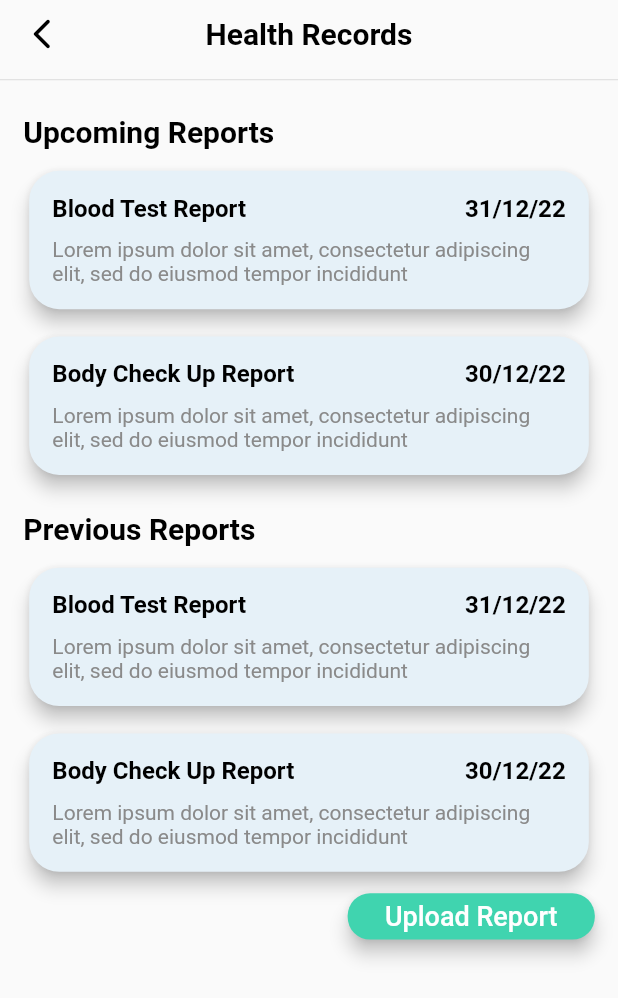
After one commit to Dev-GauravKumar/DietApp, a Flutter app: the HealthRecords screen opened by its route, on a phone screen of 412 x 824 dp. The commit adds this screen. Shown: the top 998 px of the screen. Run offline on Flutter 3.47's test engine with Material 2 defaults, Android fonts, the phone set to English and light mode, and no system bars; our stand-ins replace carousel_slider, fl_chart, flutter_rating_bar, flutter_screenutil, flutter_svg, percent_indicator and 1 more; missing offline and left inert: rulers.

Commit message:
health record screen added

```diff
--- /dev/null
+++ b/lib/health_record_screen.dart
@@ -0,0 +1,72 @@
+import 'package:diet_app/constants/color_consts.dart';
+import 'package:diet_app/constants/text_style_consts.dart';
+import 'package:diet_app/widgets/common_widgets.dart';
+import 'package:flutter/material.dart';
+import 'package:flutter_screenutil/flutter_screenutil.dart';
+
+class HealthRecords extends StatelessWidget {
+  const HealthRecords({super.key});
+
+  @override
+  Widget build(BuildContext context) {
+    return Scaffold(
+      appBar: simpleAppBar(
+        context,
+        title: 'Health Records',
+      ),
+      body: Padding(
+        padding: EdgeInsets.all(15.sp),
+        child: Column(
+          crossAxisAlignment: CrossAxisAlignment.start,
+          children: [
+            const Text(
+              'Upcoming Reports',
+              style: AppTextStyles.s20w700black,
+            ),
+            VerticalSizeBox(height: 10.sp),
+            const HealthRecordCard(
+                title: 'Blood Test Report',
+                subtitle:
+                    'Lorem ipsum dolor sit amet, consectetur adipiscing elit, sed do eiusmod tempor incididunt',
+                date: '31/12/22'),
+            VerticalSizeBox(height: 10.sp),
+            const HealthRecordCard(
+                title: 'Body Check Up Report',
+                subtitle:
+                    'Lorem ipsum dolor sit amet, consectetur adipiscing elit, sed do eiusmod tempor incididunt',
+                date: '30/12/22'),
+            VerticalSizeBox(height: 20.sp),
+            const Text(
+              'Previous Reports',
+              style: AppTextStyles.s20w700black,
+            ),
+            VerticalSizeBox(height: 10.sp),
+            const HealthRecordCard(
+                title: 'Blood Test Report',
+                subtitle:
+                    'Lorem ipsum dolor sit amet, consectetur adipiscing elit, sed do eiusmod tempor incididunt',
+                date: '31/12/22'),
+            VerticalSizeBox(height: 10.sp),
+            const HealthRecordCard(
+                title: 'Body Check Up Report',
+                subtitle:
+                    'Lorem ipsum dolor sit amet, consectetur adipiscing elit, sed do eiusmod tempor incididunt',
+                date: '30/12/22'),
+            VerticalSizeBox(height: 10.sp),
+            Align(
+              alignment: Alignment.centerRight,
+              child: CustomButton(
+                buttonColor: AppColors.loginPageTitleColor,
+                buttonTitle: 'Upload Report',
+                height: 30.sp,
+                onTap: () {},
+                width: 160.sp,
+                elevation: 5.0,
+              ),
+            ),
+          ],
+        ),
+      ),
+    );
+  }
+}
--- a/lib/route/routes.dart
+++ b/lib/route/routes.dart
@@ -1,3 +1,4 @@
+import 'package:diet_app/health_record_screen.dart';
 import 'package:diet_app/screens/auth_screens/forgot_password_page.dart';
 import 'package:diet_app/screens/auth_screens/login_page.dart';
 import 'package:diet_app/screens/auth_screens/signup_page.dart';
@@ -45,6 +46,7 @@ abstract class RouteGenerator {
   static const String newWeightScreen = '/newWeightScreen';
   static const String bloodComponentTracker = '/bloodComponentTracker';
   static const String plansScreen = '/plansScreen';
+   static const String healthRecordScreen = '/healthRecordScreen';
 
   static Route<dynamic> generateRoute(RouteSettings settings) {
     Object? args = settings.arguments;
@@ -94,6 +96,8 @@ abstract class RouteGenerator {
         return MaterialPageRoute(builder: (_) => const BloodComponentTracker());
       case plansScreen:
         return MaterialPageRoute(builder: (_) => const PlansScreen());
+        case healthRecordScreen:
+        return MaterialPageRoute(builder: (_) => const HealthRecords());
       case mealsScreen:
         return MaterialPageRoute(
             builder: (_) => MealsScreen(kcal: int.parse(args.toString())));
--- a/lib/screens/home_screen.dart
+++ b/lib/screens/home_screen.dart
@@ -153,6 +153,10 @@ class _HomeScreenState extends State<HomeScreen> {
                         break;
                       case 3:
                         Navigator.pushNamed(
+                            context, RouteGenerator.healthRecordScreen);
+                        break;
+                      case 4:
+                        Navigator.pushNamed(
                             context, RouteGenerator.plansScreen);
                         break;
                       default:
--- a/lib/widgets/common_widgets.dart
+++ b/lib/widgets/common_widgets.dart
@@ -2227,3 +2227,49 @@ class BloodPerformanceCard extends StatelessWidget {
     );
   }
 }
+
+class HealthRecordCard extends StatelessWidget {
+  const HealthRecordCard(
+      {super.key,
+      required this.title,
+      required this.subtitle,
+      required this.date});
+  final String title;
+  final String subtitle;
+  final String date;
+
+  @override
+  Widget build(BuildContext context) {
+    return Card(
+      elevation: 5.0,
+      shape: RoundedRectangleBorder(borderRadius: BorderRadius.circular(20)),
+      color: AppColors.searchBoxBgColor,
+      child: Padding(
+        padding: EdgeInsets.all(15.sp),
+        child: Column(
+          children: [
+            Row(
+              mainAxisAlignment: MainAxisAlignment.spaceBetween,
+              children: [
+                Text(
+                  title,
+                  style: AppTextStyles.s16w700black,
+                ),
+                Text(
+                  date,
+                  style: AppTextStyles.s16w700black,
+                ),
+              ],
+            ),
+            VerticalSizeBox(height: 10.sp),
+            Text(
+              subtitle,
+              style: AppTextStyles.s14w400cloginText
+                  .copyWith(color: AppColors.darkGreyColor),
+            ),
+          ],
+        ),
+      ),
+    );
+  }
+}
```
